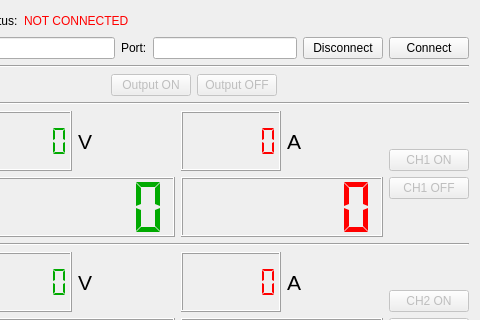
The window that client_gui/forms/lv4psuwidget.ui (m-fila/ELITPCdcs) describes before a commit, drawn with Qt 5; both pictures show x 93 to 573 and y 0 to 320 of the 573 by 701 pixel window.
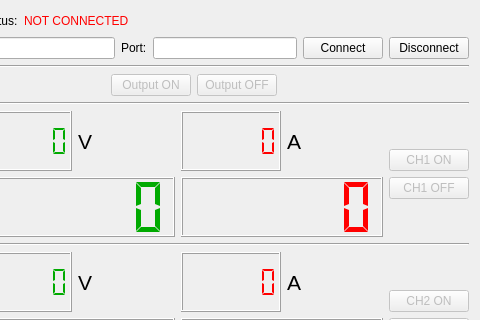
The same window after the commit.

The edit to the form file:
```diff
--- a/client_gui/forms/lv4psuwidget.ui
+++ b/client_gui/forms/lv4psuwidget.ui
@@ -122,6 +122,13 @@
      </item>
      <item>
       <layout class="QHBoxLayout" name="horizontalLayout_18">
+       <item>
+        <widget class="QPushButton" name="connect">
+         <property name="text">
+          <string>Connect</string>
+         </property>
+        </widget>
+       </item>
        <item>
         <widget class="QPushButton" name="disconnect">
          <property name="enabled">
@@ -135,13 +142,6 @@
          </property>
         </widget>
        </item>
-       <item>
-        <widget class="QPushButton" name="connect">
-         <property name="text">
-          <string>Connect</string>
-         </property>
-        </widget>
-       </item>
       </layout>
      </item>
     </layout>
```
Left out of the diff: 18 changed lines with no effect on the pictures.
